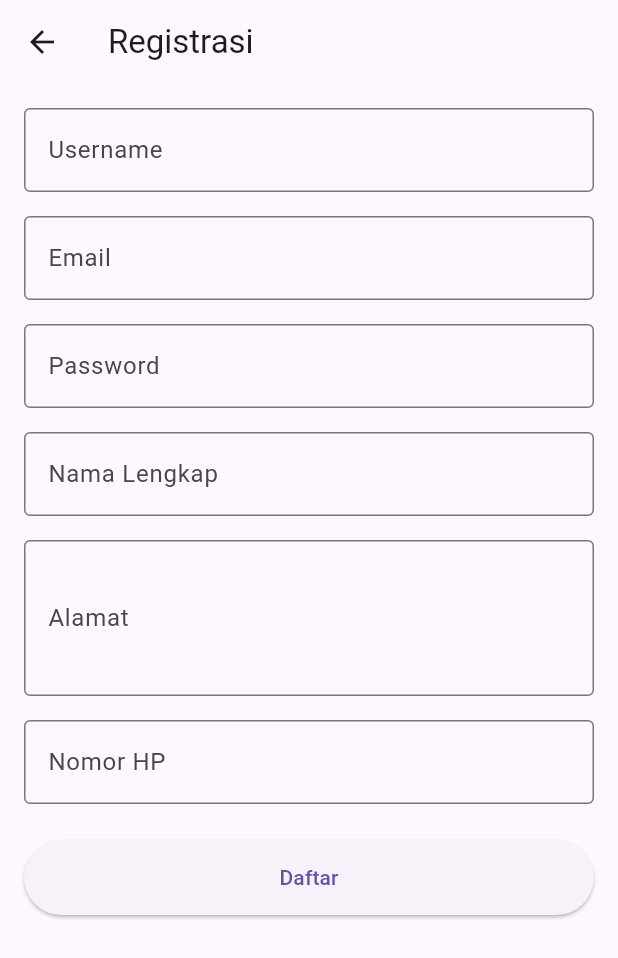
After one commit to NaufalR12/Tugas-akhir-mobile-prak, a Flutter app: the screen it shows after launch, after a tap on "Belum punya akun? Daftar disini", on a phone screen of 412 x 824 dp. The commit adds this screen. Shown: the top 958 px of the screen. Run offline on Flutter 3.47's test engine with Material 3 defaults, Android fonts, the light colour scheme and no system bars; our stand-ins replace dropdown_search, flutter_svg, geocoding, geolocator, get, get_storage and 6 more; missing offline and left inert: bcrypt; accounts and stored records are empty.

Commit message:
user-login-register-profil

```diff
--- /dev/null
+++ b/lib/controller/auth_controller.dart
@@ -0,0 +1,136 @@
+import 'package:get/get.dart';
+import 'package:shared_preferences/shared_preferences.dart';
+import 'package:bcrypt/bcrypt.dart';
+import '../database/database_helper.dart';
+import '../model/user.dart';
+
+class AuthController extends GetxController {
+  final DatabaseHelper _dbHelper = DatabaseHelper.instance;
+  final Rx<User?> currentUser = Rx<User?>(null);
+  final RxBool isLoggedIn = false.obs;
+
+  @override
+  void onInit() {
+    super.onInit();
+    checkLoginStatus();
+  }
+
+  Future<void> checkLoginStatus() async {
+    final prefs = await SharedPreferences.getInstance();
+    final userId = prefs.getInt('user_id');
+    if (userId != null) {
+      final users = await _dbHelper.getAllUsers();
+      final user =
+          users.firstWhere((u) => u.id == userId, orElse: () => null as User);
+      if (user != null) {
+        currentUser.value = user;
+        isLoggedIn.value = true;
+      }
+    }
+  }
+
+  Future<bool> register({
+    required String username,
+    required String email,
+    required String password,
+    String? namaLengkap,
+    String? alamat,
+    String? noHp,
+  }) async {
+    try {
+      // Check if username or email already exists
+      final existingUser = await _dbHelper.getUserByUsername(username);
+      final existingEmail = await _dbHelper.getUserByEmail(email);
+
+      if (existingUser != null) {
+        throw 'Username sudah digunakan';
+      }
+      if (existingEmail != null) {
+        throw 'Email sudah digunakan';
+      }
+
+      // Hash password
+      final hashedPassword = BCrypt.hashpw(password, BCrypt.gensalt());
+
+      // Create new user
+      final user = User(
+        username: username,
+        email: email,
+        password: hashedPassword,
+        namaLengkap: namaLengkap,
+        alamat: alamat,
+        noHp: noHp,
+      );
+
+      final id = await _dbHelper.createUser(user);
+      if (id > 0) {
+        return true;
+      }
+      return false;
+    } catch (e) {
+      rethrow;
+    }
+  }
+
+  Future<bool> login(String username, String password) async {
+    try {
+      final user = await _dbHelper.getUserByUsername(username);
+      if (user == null) {
+        throw 'Username tidak ditemukan';
+      }
+
+      final isPasswordValid = BCrypt.checkpw(password, user.password);
+      if (!isPasswordValid) {
+        throw 'Password salah';
+      }
+
+      // Save login status
+      final prefs = await SharedPreferences.getInstance();
+      await prefs.setInt('user_id', user.id!);
+
+      currentUser.value = user;
+      isLoggedIn.value = true;
+      return true;
+    } catch (e) {
+      rethrow;
+    }
+  }
+
+  Future<void> logout() async {
+    final prefs = await SharedPreferences.getInstance();
+    await prefs.remove('user_id');
+    currentUser.value = null;
+    isLoggedIn.value = false;
+  }
+
+  Future<bool> updateProfile({
+    required int userId,
+    String? namaLengkap,
+    String? alamat,
+    String? noHp,
+  }) async {
+    try {
+      final user = currentUser.value;
+      if (user == null) throw 'User tidak ditemukan';
+
+      final updatedUser = User(
+        id: userId,
+        username: user.username,
+        email: user.email,
+        password: user.password,
+        namaLengkap: namaLengkap ?? user.namaLengkap,
+        alamat: alamat ?? user.alamat,
+        noHp: noHp ?? user.noHp,
+      );
+
+      final result = await _dbHelper.updateUser(updatedUser);
+      if (result > 0) {
+        currentUser.value = updatedUser;
+        return true;
+      }
+      return false;
+    } catch (e) {
+      rethrow;
+    }
+  }
+}
--- a/lib/main.dart
+++ b/lib/main.dart
@@ -6,47 +6,26 @@ import 'package:flutter/material.dart';
 import 'package:get/get.dart';
 import 'package:google_fonts/google_fonts.dart';
 import 'package:paketku/view/dashboard.dart';
+import 'controller/auth_controller.dart';
+import 'view/login_view.dart';
 
 void main() {
-  runApp(const MyApp());
+  runApp(MyApp());
 }
 
 class MyApp extends StatelessWidget {
-  const MyApp({super.key});
+  final AuthController authController = Get.put(AuthController());
 
   @override
   Widget build(BuildContext context) {
     return GetMaterialApp(
-      debugShowCheckedModeBanner: false,
-      theme: ThemeData.light(),
-      home: Splash(),
-      // home: SplashScreen(
-      //   loadingText: new Text(
-      //     'Developed by Yoga Dev.',
-      //     textAlign: TextAlign.center,
-      //     style: GoogleFonts.roboto(
-      //       fontWeight: FontWeight.bold,
-      //       fontSize: 12.0,
-      //       color: Color.fromARGB(255, 5, 78, 94),
-      //     ),
-      //   ),
-      //   seconds: 4,
-      //   navigateAfterSeconds: Dashboard(),
-      //   title: new Text(
-      //     'PaketKU',
-      //     textAlign: TextAlign.center,
-      //     style: GoogleFonts.roboto(
-      //       fontWeight: FontWeight.bold,
-      //       fontSize: 30.0,
-      //       color: Color.fromARGB(255, 246, 142, 37),
-      //     ),
-      //   ),
-      //   image: new Image.asset('assets/icon/icon.png'),
-      //   photoSize: 100.0,
-      //   backgroundColor: Color.fromARGB(255, 255, 255, 255),
-      //   styleTextUnderTheLoader: new TextStyle(),
-      //   loaderColor: Color.fromARGB(255, 246, 142, 37),
-      // ),
+      title: 'PaketKU',
+      theme: ThemeData(
+        primarySwatch: Colors.blue,
+        visualDensity: VisualDensity.adaptivePlatformDensity,
+      ),
+      home: Obx(
+          () => authController.isLoggedIn.value ? Dashboard() : LoginView()),
     );
   }
 }
--- /dev/null
+++ b/lib/model/user.dart
@@ -0,0 +1,43 @@
+class User {
+  final int? id;
+  final String username;
+  final String email;
+  final String password;
+  final String? namaLengkap;
+  final String? alamat;
+  final String? noHp;
+
+  User({
+    this.id,
+    required this.username,
+    required this.email,
+    required this.password,
+    this.namaLengkap,
+    this.alamat,
+    this.noHp,
+  });
+
+  Map<String, dynamic> toMap() {
+    return {
+      'id': id,
+      'username': username,
+      'email': email,
+      'password': password,
+      'nama_lengkap': namaLengkap,
+      'alamat': alamat,
+      'no_hp': noHp,
+    };
+  }
+
+  factory User.fromMap(Map<String, dynamic> map) {
+    return User(
+      id: map['id'],
+      username: map['username'],
+      email: map['email'],
+      password: map['password'],
+      namaLengkap: map['nama_lengkap'],
+      alamat: map['alamat'],
+      noHp: map['no_hp'],
+    );
+  }
+}
--- /dev/null
+++ b/lib/view/login_view.dart
@@ -0,0 +1,82 @@
+import 'package:flutter/material.dart';
+import 'package:get/get.dart';
+import '../controller/auth_controller.dart';
+import 'register_view.dart';
+import 'dashboard.dart';
+
+class LoginView extends StatelessWidget {
+  final AuthController authController = Get.put(AuthController());
+  final TextEditingController usernameController = TextEditingController();
+  final TextEditingController passwordController = TextEditingController();
+
+  @override
+  Widget build(BuildContext context) {
+    return Scaffold(
+      body: SafeArea(
+        child: Padding(
+          padding: const EdgeInsets.all(16.0),
+          child: Column(
+            mainAxisAlignment: MainAxisAlignment.center,
+            children: [
+              Text(
+                'Login PaketKU',
+                style: TextStyle(
+                  fontSize: 24,
+                  fontWeight: FontWeight.bold,
+                ),
+              ),
+              SizedBox(height: 32),
+              TextField(
+                controller: usernameController,
+                decoration: InputDecoration(
+                  labelText: 'Username',
+                  border: OutlineInputBorder(),
+                ),
+              ),
+              SizedBox(height: 16),
+              TextField(
+                controller: passwordController,
+                obscureText: true,
+                decoration: InputDecoration(
+                  labelText: 'Password',
+                  border: OutlineInputBorder(),
+                ),
+              ),
+              SizedBox(height: 24),
+              Obx(() => authController.isLoggedIn.value
+                  ? CircularProgressIndicator()
+                  : ElevatedButton(
+                      onPressed: () async {
+                        try {
+                          final success = await authController.login(
+                            usernameController.text,
+                            passwordController.text,
+                          );
+                          if (success) {
+                            Get.off(() => Dashboard());
+                          }
+                        } catch (e) {
+                          Get.snackbar(
+                            'Error',
+                            e.toString(),
+                            snackPosition: SnackPosition.BOTTOM,
+                          );
+                        }
+                      },
+                      child: Text('Login'),
+                      style: ElevatedButton.styleFrom(
+                        minimumSize: Size(double.infinity, 50),
+                      ),
+                    )),
+              SizedBox(height: 16),
+              TextButton(
+                onPressed: () => Get.to(() => RegisterView()),
+                child: Text('Belum punya akun? Daftar disini'),
+              ),
+            ],
+          ),
+        ),
+      ),
+    );
+  }
+}
--- /dev/null
+++ b/lib/view/register_view.dart
@@ -0,0 +1,116 @@
+import 'package:flutter/material.dart';
+import 'package:get/get.dart';
+import '../controller/auth_controller.dart';
+
+class RegisterView extends StatelessWidget {
+  final AuthController authController = Get.find<AuthController>();
+  final TextEditingController usernameController = TextEditingController();
+  final TextEditingController emailController = TextEditingController();
+  final TextEditingController passwordController = TextEditingController();
+  final TextEditingController namaLengkapController = TextEditingController();
+  final TextEditingController alamatController = TextEditingController();
+  final TextEditingController noHpController = TextEditingController();
+
+  @override
+  Widget build(BuildContext context) {
+    return Scaffold(
+      appBar: AppBar(
+        title: Text('Registrasi'),
+      ),
+      body: SingleChildScrollView(
+        child: Padding(
+          padding: const EdgeInsets.all(16.0),
+          child: Column(
+            crossAxisAlignment: CrossAxisAlignment.stretch,
+            children: [
+              TextField(
+                controller: usernameController,
+                decoration: InputDecoration(
+                  labelText: 'Username',
+                  border: OutlineInputBorder(),
+                ),
+              ),
+              SizedBox(height: 16),
+              TextField(
+                controller: emailController,
+                decoration: InputDecoration(
+                  labelText: 'Email',
+                  border: OutlineInputBorder(),
+                ),
+                keyboardType: TextInputType.emailAddress,
+              ),
+              SizedBox(height: 16),
+              TextField(
+                controller: passwordController,
+                decoration: InputDecoration(
+                  labelText: 'Password',
+                  border: OutlineInputBorder(),
+                ),
+                obscureText: true,
+              ),
+              SizedBox(height: 16),
+              TextField(
+                controller: namaLengkapController,
+                decoration: InputDecoration(
+                  labelText: 'Nama Lengkap',
+                  border: OutlineInputBorder(),
+                ),
+              ),
+              SizedBox(height: 16),
+              TextField(
+                controller: alamatController,
+                decoration: InputDecoration(
+                  labelText: 'Alamat',
+                  border: OutlineInputBorder(),
+                ),
+                maxLines: 3,
+              ),
+              SizedBox(height: 16),
+              TextField(
+                controller: noHpController,
+                decoration: InputDecoration(
+                  labelText: 'Nomor HP',
+                  border: OutlineInputBorder(),
+                ),
+                keyboardType: TextInputType.phone,
+              ),
+              SizedBox(height: 24),
+              ElevatedButton(
+                onPressed: () async {
+                  try {
+                    final success = await authController.register(
+                      username: usernameController.text,
+                      email: emailController.text,
+                      password: passwordController.text,
+                      namaLengkap: namaLengkapController.text,
+                      alamat: alamatController.text,
+                      noHp: noHpController.text,
+                    );
+                    if (success) {
+                      Get.snackbar(
+                        'Sukses',
+                        'Registrasi berhasil, silahkan login',
+                        snackPosition: SnackPosition.BOTTOM,
+                      );
+                      Get.back();
+                    }
+                  } catch (e) {
+                    Get.snackbar(
+                      'Error',
+                      e.toString(),
+                      snackPosition: SnackPosition.BOTTOM,
+                    );
+                  }
+                },
+                child: Text('Daftar'),
+                style: ElevatedButton.styleFrom(
+                  minimumSize: Size(double.infinity, 50),
+                ),
+              ),
+            ],
+          ),
+        ),
+      ),
+    );
+  }
+}
```
Also changed, not shown: lib/database/database_helper.dart (added, +100 -0 lines), lib/view/lainnya.dart (+17 -0 lines), lib/view/profil_view.dart (added, +172 -0 lines), pubspec.yaml (+5 -3 lines), pubspec.lock, 4 other files.
